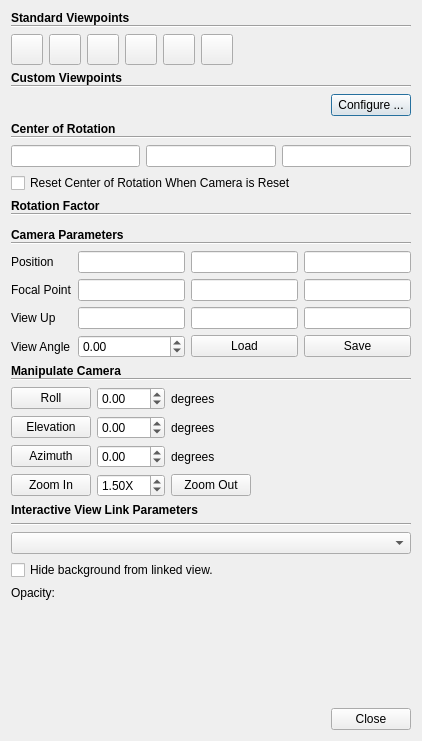
pierre-guillou/paraview-ttk, file Qt/Components/Resources/UI/pqCameraDialog.ui: the form before one commit.
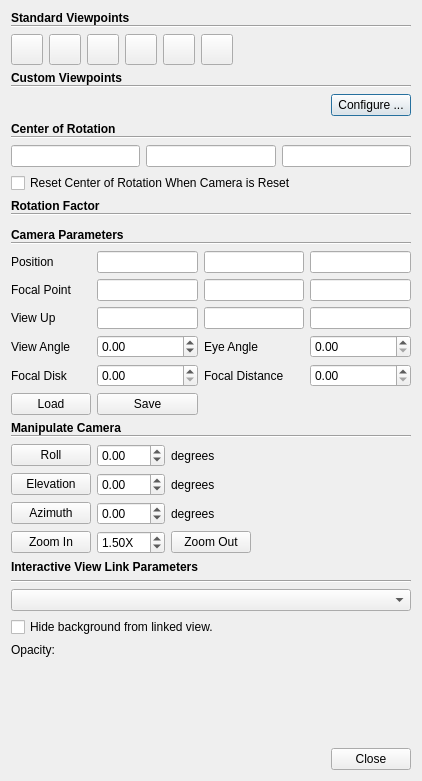
The form after the commit. Icons and pictures are not drawn. Custom widgets are drawn as their Qt base class.

```diff
--- a/Qt/Components/Resources/UI/pqCameraDialog.ui
+++ b/Qt/Components/Resources/UI/pqCameraDialog.ui
@@ -10,7 +10,7 @@
     <x>0</x>
     <y>0</y>
     <width>422</width>
-    <height>741</height>
+    <height>781</height>
    </rect>
   </property>
   <property name="sizePolicy">
@@ -35,9 +35,9 @@
       <property name="geometry">
        <rect>
         <x>0</x>
-        <y>0</y>
-        <width>404</width>
-        <height>693</height>
+        <y>-11</y>
+        <width>390</width>
+        <height>704</height>
        </rect>
       </property>
       <layout class="QVBoxLayout" name="verticalLayout">
@@ -531,6 +531,49 @@
           </widget>
          </item>
          <item row="3" column="2">
+          <widget class="QLabel" name="label_8">
+           <property name="text">
+            <string>Eye Angle</string>
+           </property>
+          </widget>
+         </item>
+         <item row="3" column="3">
+          <widget class="QDoubleSpinBox" name="eyeAngle">
+           <property name="toolTip">
+            <string>The separation between eyes (in degrees). This is used when rendering in stereo mode.</string>
+           </property>
+          </widget>
+         </item>
+         <item row="4" column="0">
+          <widget class="QLabel" name="label_9">
+           <property name="text">
+            <string>Focal Disk</string>
+           </property>
+          </widget>
+         </item>
+         <item row="4" column="1">
+          <widget class="QDoubleSpinBox" name="focalDisk">
+           <property name="toolTip">
+             <string> The size of the camera's lens in world coordinates. Affects ray traced depth of field rendering.
+             </string>
+           </property>
+          </widget>
+         </item>
+         <item row="4" column="2">
+          <widget class="QLabel" name="label_10">
+           <property name="text">
+            <string>Focal Distance</string>
+           </property>
+          </widget>
+         </item>
+         <item row="4" column="3">
+          <widget class="QDoubleSpinBox" name="focalDistance">
+           <property name="toolTip">
+             <string>Depth of field rendering focus distance. Only affects ray traced renderers. 0 (default) disables it.</string>
+           </property>
+          </widget>
+         </item>
+         <item row="5" column="0">
           <widget class="QPushButton" name="loadCameraConfiguration">
            <property name="toolTip">
             <string>Load camera properties.</string>
@@ -540,7 +583,7 @@
            </property>
           </widget>
          </item>
-         <item row="3" column="3">
+         <item row="5" column="1">
           <widget class="QPushButton" name="saveCameraConfiguration">
            <property name="toolTip">
             <string>Save camera properties.</string>
```
